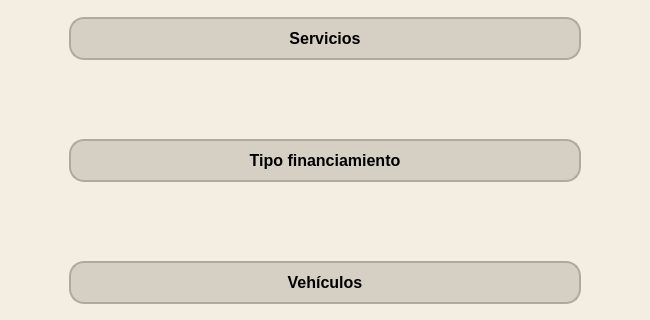
This is src/gui/inicio.ui in GabrielTrejo1/Prueba as Qt 5 draws it before an edit; both pictures show x 0 to 650 and y 397 to 717 of the 650 by 967 pixel window. The edited form follows.
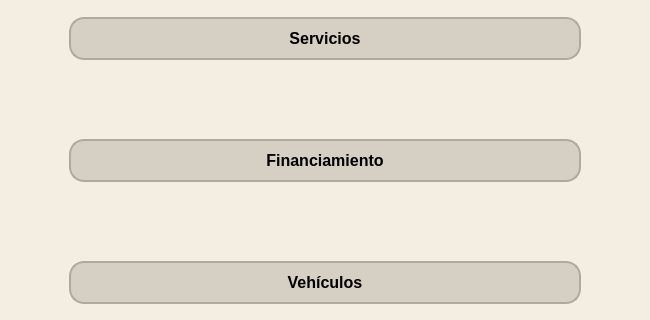
This is the edited form. Icons and pictures are not drawn.

The edit to the form file:
```diff
--- a/src/gui/inicio.ui
+++ b/src/gui/inicio.ui
@@ -29,6 +29,9 @@
    <iconset>
     <normaloff>img/Icono.jpg</normaloff>img/Icono.jpg</iconset>
   </property>
+  <property name="layoutDirection">
+   <enum>Qt::LeftToRight</enum>
+  </property>
   <property name="styleSheet">
    <string notr="true">background-color: #f4eee2;</string>
   </property>
@@ -171,7 +174,7 @@
 </string>
       </property>
       <property name="text">
-       <string>Tipo financiamiento</string>
+       <string>Financiamiento</string>
       </property>
       <property name="flat">
        <bool>false</bool>
```
